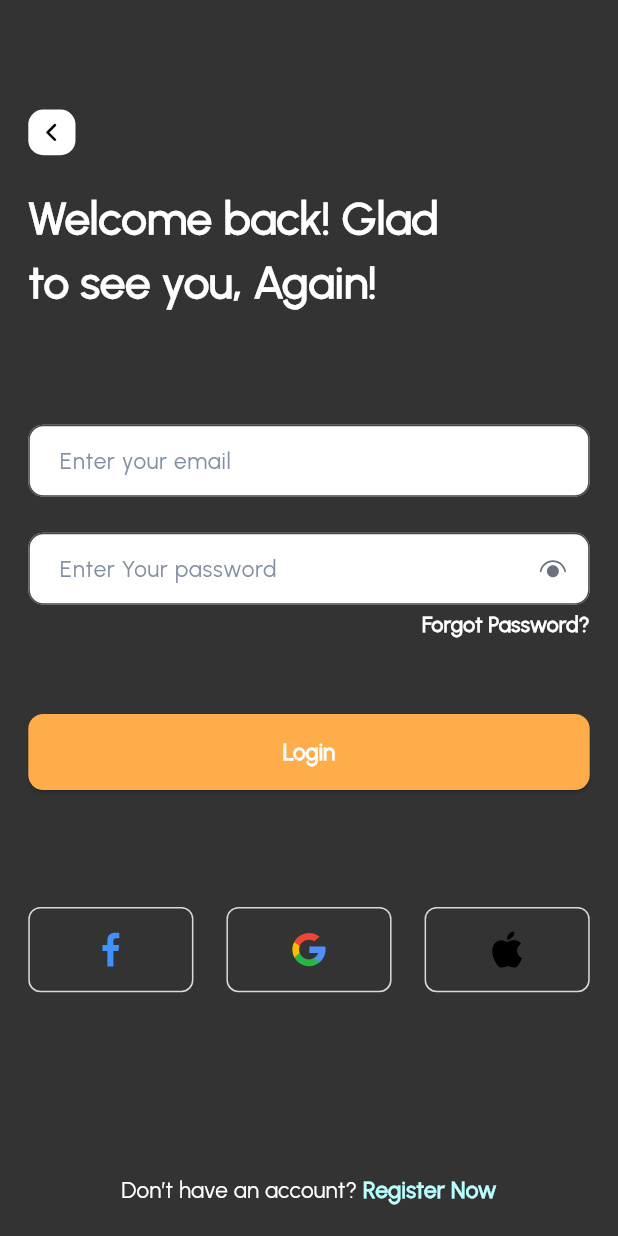
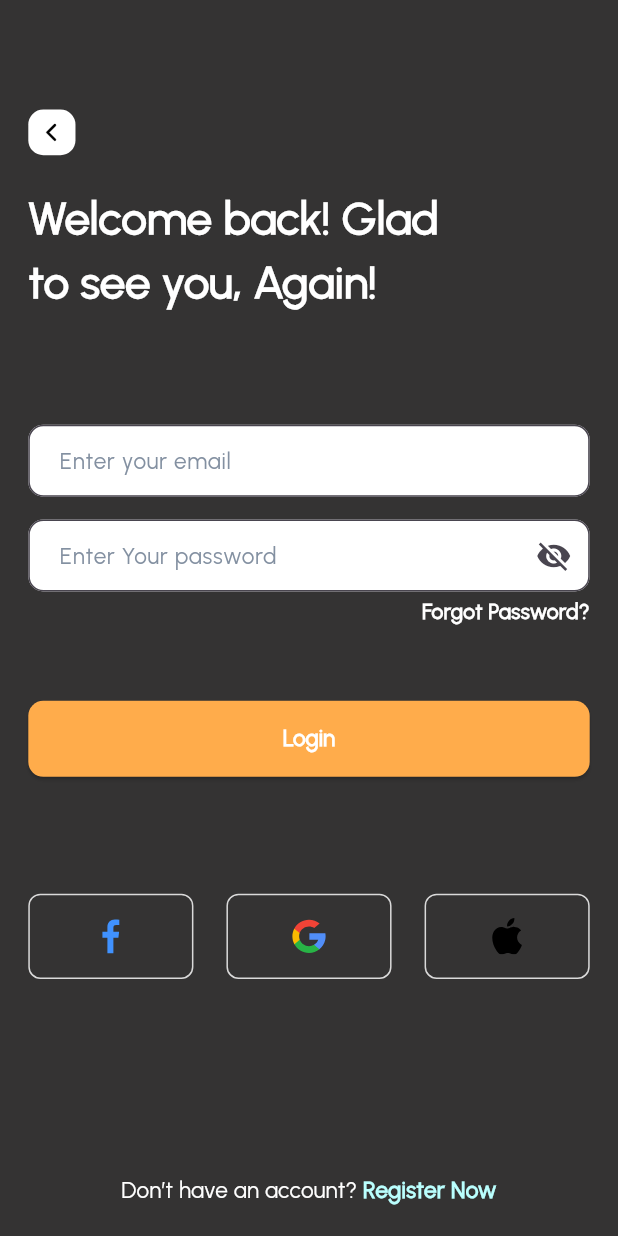
Before and after one commit to Ashwin04912/zarkka_user_app, a Flutter app: the screen it shows after launch, after a tap on "Login", on a phone screen of 412 x 824 dp. Run offline on Flutter 3.47's test engine with Material 3 defaults, Android fonts, the phone set to English and light mode, and no system bars; our stand-ins replace bloc, dartz, dio, flutter_bloc, flutter_screenutil, flutter_svg and 2 more; network calls fail.

Commit message:
login_eye_completed

```diff
--- a/lib/application/login/login_event.dart
+++ b/lib/application/login/login_event.dart
@@ -5,4 +5,8 @@ class LoginEvent with _$LoginEvent {
   const factory LoginEvent.loginButtonPressedEvent({
     required UserLogin user,
   }) = _LoginButtonPressedEvent;
+
+ const factory LoginEvent.eyeButtonPressed() = _EyeButtonPressed;
+
+
 }
--- a/lib/application/login/login_state.dart
+++ b/lib/application/login/login_state.dart
@@ -7,6 +7,7 @@ class LoginState with _$LoginState {
           required String password,
           required bool showErrorMessages,
           required bool isSubmitting,
+          required bool isEyePressed,
           required Option<Either<AuthFailure, Unit>> successOrfailure}) =
       _LoginState;
 
@@ -15,5 +16,6 @@ class LoginState with _$LoginState {
       password: '',
       showErrorMessages: false,
       isSubmitting: false,
+      isEyePressed: true,
       successOrfailure: None());
 }
--- a/lib/presentation/Login/ScreenLogin.dart
+++ b/lib/presentation/Login/ScreenLogin.dart
@@ -94,9 +94,7 @@ class _ScreenLoginState extends State<ScreenLogin> {
                         SizedBox(
                           height: ScreenUtil().setHeight(15),
                         ),
-                        SizedBox(
-                          height: ScreenUtil().setHeight(56),
-                          child: TextFormField(
+                        TextFormField(
                           controller: _emailController,
                           keyboardType: TextInputType.emailAddress,
                           validator: (value) {
@@ -119,17 +117,18 @@ class _ScreenLoginState extends State<ScreenLogin> {
                                 horizontal: ScreenUtil().setWidth(16)),
                             fillColor: Colors.white,
                             border: OutlineInputBorder(
-                                borderSide:
-                                    const BorderSide(color: Colors.white),
+                              borderSide: const BorderSide(color: Colors.white),
                               borderRadius: BorderRadius.circular(10),
-                              ),
                             ),
                           ),
                         ),
                         SizedBox(
                           height: 15.h,
                         ),
-                        TextFormField(
+                        BlocBuilder<LoginBloc, LoginState>(
+                          builder: (context, state) {
+                            return TextFormField(
+                              obscureText: state.isEyePressed,
                               controller: _passwordController,
                               keyboardType: TextInputType.visiblePassword,
                               validator: (value) {
@@ -151,17 +150,26 @@ class _ScreenLoginState extends State<ScreenLogin> {
                                 contentPadding: EdgeInsets.symmetric(
                                     horizontal: ScreenUtil().setWidth(16)),
                                 fillColor: Colors.white,
-                            suffixIcon: Padding(
-                              padding:
-                                  EdgeInsets.all(ScreenUtil().setWidth(12)),
-                              child: SvgPicture.asset(
-                                  'assets/images/fluent_eye-20-filled.svg'),
+                                suffixIcon: IconButton(
+                                  onPressed: () {
+                                    context
+                                        .read<LoginBloc>()
+                                        .add(LoginEvent.eyeButtonPressed());
+                                  },
+                                  icon: Icon(
+                                    state.isEyePressed
+                                        ? Icons.visibility_off
+                                        : Icons.visibility,
+                                  ),
                                 ),
                                 border: OutlineInputBorder(
-                              borderSide: const BorderSide(color: Colors.white),
+                                  borderSide:
+                                      const BorderSide(color: Colors.white),
                                   borderRadius: BorderRadius.circular(10),
                                 ),
                               ),
+                            );
+                          },
                         ),
                         SizedBox(
                           height: ScreenUtil().setHeight(5),
@@ -192,10 +200,13 @@ class _ScreenLoginState extends State<ScreenLogin> {
                                 (l) {
                                   ScaffoldMessenger.of(context)
                                       .showSnackBar(SnackBar(
+                                        closeIconColor: Colors.red,
                                     content: l.maybeWhen(
                                       invalidEmailAndPasswordCombination: () =>
-                                          const Text("invalid username and password"),
-                                      orElse: () => const Text("Some Error Occured"),
+                                          const Text(
+                                              "invalid username and password"),
+                                      orElse: () =>
+                                          const Text("Some Error Occured",style: TextStyle(color: Colors.red),),
                                     ),
                                   ));
                                 },
```
Also changed, not shown: lib/application/login/login_bloc.dart (+6 -2 lines), lib/application/login/login_bloc.freezed.dart. Lines whose indentation alone changed are shown as unchanged.
